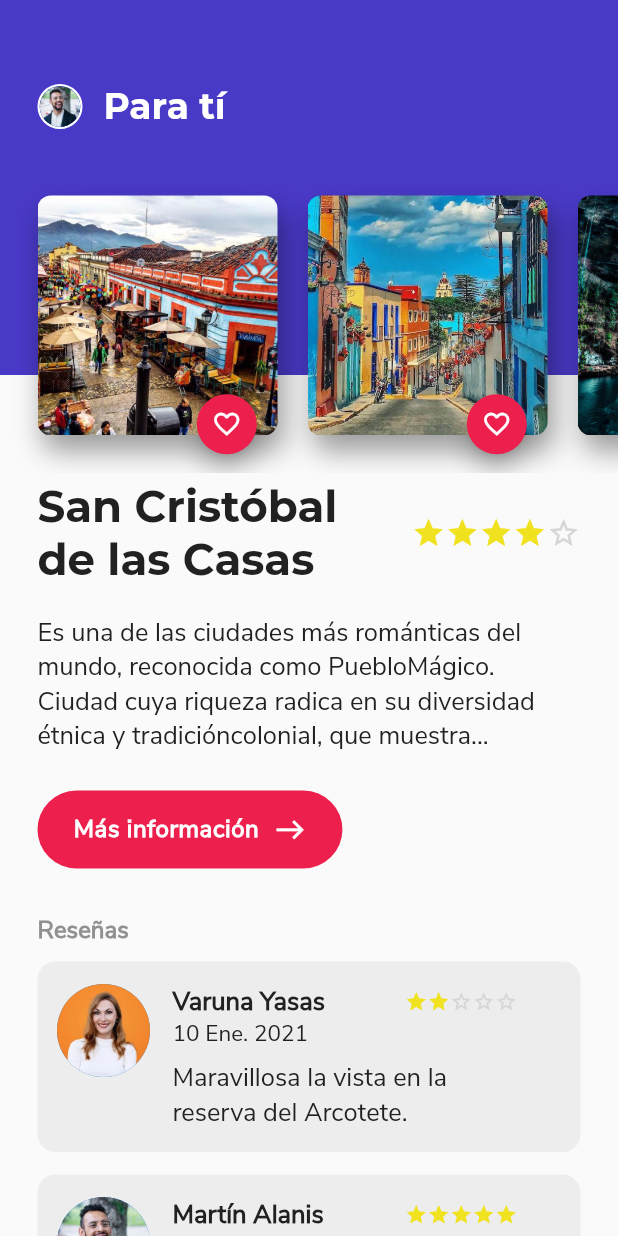
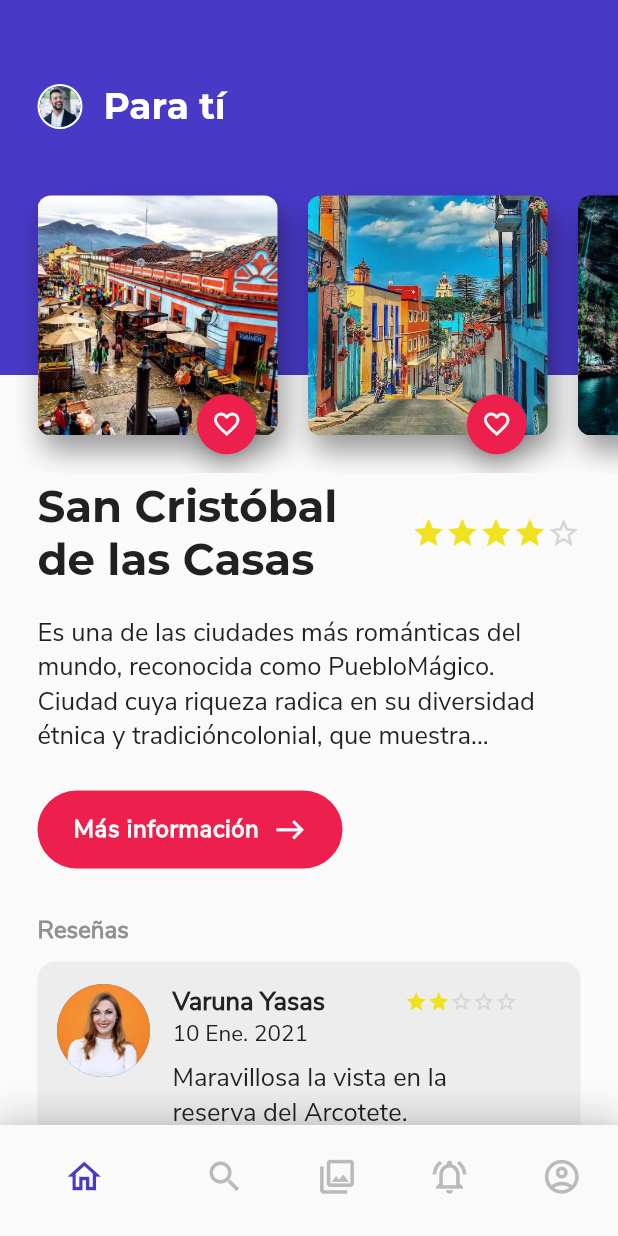
Before and after one commit to josegpulido/flutter-examples, a Flutter app: the screen it shows after launch, on a phone screen of 412 x 824 dp. Run offline on Flutter 3.47's test engine with Material 2 defaults, Android fonts, the phone set to English and light mode, and no system bars.

Commit message:
add: BottomNavigationBar

```diff
--- /dev/null
+++ b/cuintle_app/lib/components/bottom-nav-bar.widget.dart
@@ -0,0 +1,95 @@
+// Required imports
+import 'package:flutter/material.dart';
+// Views
+import 'package:cuintle_app/views/home.view.dart';
+import 'package:cuintle_app/views/prov-template.view.dart';
+
+class NavigationPager extends StatefulWidget {
+
+  // Widget State
+  @override
+  State<StatefulWidget> createState() {
+    // Return
+    return _NavigationPager();
+  }
+}
+
+class _NavigationPager extends State<NavigationPager> {
+
+  // Variables
+  final List<Widget> views = [
+    HomeView(),
+    ProvTemplateView('Search Widget'),
+    ProvTemplateView('Collection Widget'),
+    ProvTemplateView('Notification Widget'),
+    ProvTemplateView('Account Widget')
+  ];
+  int selectedTab = 0;
+
+  // Manejo del tap del Navigation Bar
+  void onNavTapped(int i) {
+    // Modificando el state del widget
+    setState(() {
+      this.selectedTab = i;
+    });
+  }
+
+  // Main Widget
+  @override
+  Widget build(BuildContext context) {
+
+    // Widget
+    final Scaffold widget = Scaffold(
+      body: views[selectedTab],
+      bottomNavigationBar: SizedBox(
+        height: 74.0,
+        child: DecoratedBox(
+          decoration: BoxDecoration(
+            boxShadow: <BoxShadow> [
+              BoxShadow(
+                  color: Colors.black12,
+                  blurRadius: 15.0,
+                  offset: Offset(0, -10.0) // <-- offset define la posición de la sombra en 'x' y en 'y'
+              )
+            ]
+          ),
+          child: BottomNavigationBar(
+              onTap: onNavTapped,
+              currentIndex: selectedTab,
+              backgroundColor: Colors.white,
+              selectedItemColor: Color(0xFF4939c7),
+              unselectedItemColor: Color(0xFFbababa),
+              iconSize: 27.0,
+              showSelectedLabels: false,
+              // type: BottomNavigationBarType.fixed, // <-- Elimina la animación de navegación
+              items: [
+                BottomNavigationBarItem(
+                    icon: Icon(Icons.home_outlined),
+                    label: "Home"
+                ),
+                BottomNavigationBarItem(
+                    icon: Icon(Icons.search),
+                    label: "Search"
+                ),
+                BottomNavigationBarItem(
+                    icon: Icon(Icons.collections_outlined),
+                    label: "Collections"
+                ),
+                BottomNavigationBarItem(
+                    icon: Icon(Icons.notifications_active_outlined),
+                    label: "Notifications"
+                ),
+                BottomNavigationBarItem(
+                    icon: Icon(Icons.account_circle_outlined),
+                    label: "Account"
+                )
+              ]
+          )
+        )
+      )
+    );
+
+    // Return
+    return widget;
+  }
+}
--- a/cuintle_app/lib/components/favorite-fab.widget.dart
+++ b/cuintle_app/lib/components/favorite-fab.widget.dart
@@ -18,7 +18,7 @@ class _FavoriteFab extends State<FavoriteFab> {
   bool favorite = false;
 
   // Método que se ejecuta al disparar el evento 'onPressed'
-  void onPressedFab() {
+  void myCustomMethod() {
 
     // Modificando el widget cambiando su estado
     setState(() {
@@ -46,7 +46,7 @@ class _FavoriteFab extends State<FavoriteFab> {
       backgroundColor: Color(0xFFed204d),
       mini: true,
       tooltip: 'Favoritos',
-      onPressed: onPressedFab,
+      onPressed: myCustomMethod,
       child: Icon(
         this.favorite ? Icons.favorite : Icons.favorite_border,
         color: Colors.white,
--- a/cuintle_app/lib/main.dart
+++ b/cuintle_app/lib/main.dart
@@ -1,10 +1,7 @@
 // Required imports
 import 'package:flutter/material.dart';
-// Views
-import 'package:cuintle_app/components/description.widget.dart';
-import 'package:cuintle_app/components/review.widget.dart';
-import 'package:cuintle_app/components/mini-subtitle.widget.dart';
-import 'package:cuintle_app/components/header-appbar.widget.dart';
+// Widgets
+import 'package:cuintle_app/components/bottom-nav-bar.widget.dart';
 
 void main() => runApp(MyApp());
 
@@ -24,76 +21,7 @@ class MyApp extends StatelessWidget {
         // Fonts
         fontFamily: 'Nunito Sans'
       ),
-      home: Scaffold(
-        body: Stack(
-          children: <Widget> [
-            ListView(
-              children: [
-                Container(
-                  width: double.infinity,
-                  margin: EdgeInsets.only(
-                    left: 25.0,
-                    right: 25.0
-                  ),
-                  child: Column(
-                    children: [
-                      Container(
-                        width: double.infinity,
-                        margin: EdgeInsets.only(
-                          top: 320.0
-                        ),
-                        child: DescriptionPlace(
-                          'San Cristóbal de las Casas',
-                          'Es una de las ciudades más románticas del mundo, reconocida como Pueblo'
-                          'Mágico. Ciudad cuya riqueza radica en su diversidad étnica y tradición'
-                          'colonial, que muestra...',
-                          4
-                        )
-                      ),
-                      Container(
-                        margin: EdgeInsets.only(
-                          top: 20.0
-                        ),
-                        child: Row(
-                          children: [
-                            MiniSubtitle('Reseñas')
-                          ]
-                        )
-                      ),
-                      Review(
-                        'assets/images/users/image_profile_1.jpg',
-                        'Varuna Yasas',
-                        '10 Ene. 2021',
-                        'Maravillosa la vista en la reserva del Arcotete.',
-                        2
-                      ),
-                      Review(
-                        'assets/images/users/image_profile_2.jpg',
-                        'Martín Alanis',
-                        '3 Ene. 2021',
-                        '¡Muy padre muy bonito todo! Volveré para el próximo año.',
-                        5
-                      )
-                    ]
-                  )
-                )
-              ]
-            ),
-            HeaderAppbar(
-              /* Implementando named params: parámetros requeridos que además
-               * están ordenados con nombre.
-               */
-              photoUrl: 'assets/images/users/image_profile_2.jpg',
-              places: [
-                'assets/images/places/san_cristobal_de_las_casas.jpg',
-                'assets/images/places/atlixco_pueblo_magico.jpg',
-                'assets/images/places/cenote_merida.jpg',
-                'assets/images/places/playa_del_carmen.jpg'
-              ]
-            )
-          ]
-        )
-      )
+      home: NavigationPager()
     );
   }
 }
--- a/cuintle_app/lib/views/home.view.dart
+++ b/cuintle_app/lib/views/home.view.dart
@@ -13,7 +13,74 @@ class HomeView extends StatelessWidget {
   Widget build(BuildContext context) {
 
     // Widget
-    final
+    final Stack widget = Stack(
+      children: <Widget> [
+        ListView(
+          children: [
+            Container(
+              width: double.infinity,
+              margin: EdgeInsets.only(
+                left: 25.0,
+                right: 25.0
+              ),
+              child: Column(
+                children: [
+                  Container(
+                    width: double.infinity,
+                    margin: EdgeInsets.only(
+                      top: 320.0
+                    ),
+                    child: DescriptionPlace(
+                      'San Cristóbal de las Casas',
+                      'Es una de las ciudades más románticas del mundo, reconocida como Pueblo'
+                          'Mágico. Ciudad cuya riqueza radica en su diversidad étnica y tradición'
+                          'colonial, que muestra...',
+                      4
+                    )
+                  ),
+                  Container(
+                    margin: EdgeInsets.only(
+                      top: 20.0
+                    ),
+                    child: Row(
+                      children: [
+                        MiniSubtitle('Reseñas')
+                      ]
+                    )
+                  ),
+                  Review(
+                    'assets/images/users/image_profile_1.jpg',
+                    'Varuna Yasas',
+                    '10 Ene. 2021',
+                    'Maravillosa la vista en la reserva del Arcotete.',
+                    2
+                  ),
+                  Review(
+                    'assets/images/users/image_profile_2.jpg',
+                    'Martín Alanis',
+                    '3 Ene. 2021',
+                    '¡Muy padre muy bonito todo! Volveré para el próximo año.',
+                    5
+                  )
+                ]
+              )
+            )
+          ]
+        ),
+        HeaderAppbar(
+          /* Implementando named params: parámetros requeridos que además
+           * están ordenados con nombre.
+           */
+          photoUrl: 'assets/images/users/image_profile_2.jpg',
+          places: [
+            'assets/images/places/san_cristobal_de_las_casas.jpg',
+            'assets/images/places/atlixco_pueblo_magico.jpg',
+            'assets/images/places/cenote_merida.jpg',
+            'assets/images/places/playa_del_carmen.jpg'
+          ]
+        )
+      ]
+    );
 
     // Return
     return widget;
--- /dev/null
+++ b/cuintle_app/lib/views/prov-template.view.dart
@@ -0,0 +1,32 @@
+// Required imports
+import 'package:flutter/material.dart';
+
+class ProvTemplateView extends StatelessWidget {
+
+  // Variables
+  final String title;
+
+  // Constructor
+  ProvTemplateView(this.title);
+
+  // Main Widget
+  @override
+  Widget build(BuildContext context) {
+
+    // Widget
+    final Stack widget = Stack(
+      fit: StackFit.expand,
+      children: [
+        Container(
+          width: 100.0,
+          height: 100.0,
+          alignment: Alignment.center,
+          child: Text('${title}')
+        )
+      ]
+    );
+
+    // Return
+    return widget;
+  }
+}
```
